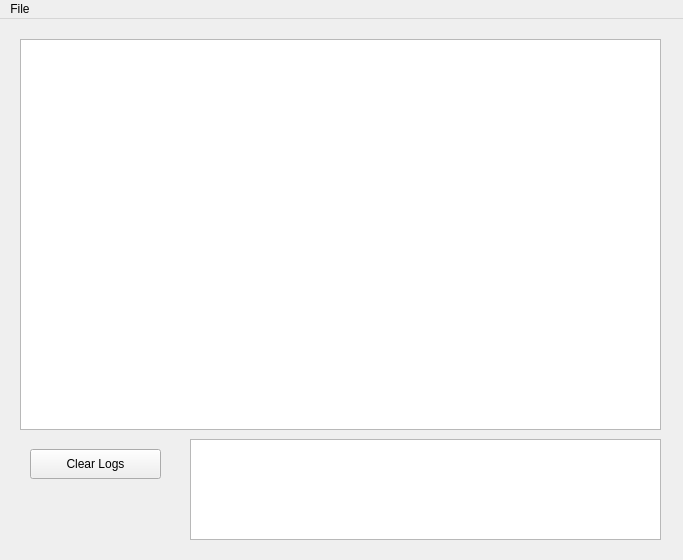
This is eventlogviewer.ui in jeremyncapps1821/SystemsChangeLog as Qt 5 draws it before an edit. The edited form follows.
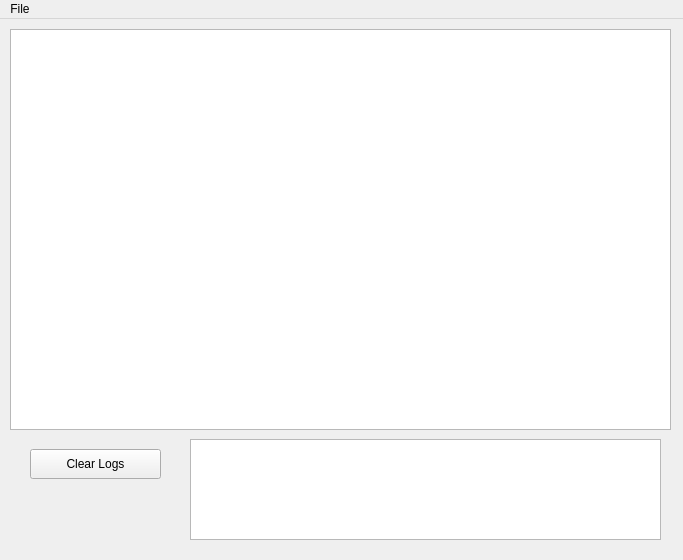
This is the edited form.

```diff
--- a/eventlogviewer.ui
+++ b/eventlogviewer.ui
@@ -14,16 +14,6 @@
    <string>Windows EventLog Viewer</string>
   </property>
   <widget class="QWidget" name="centralwidget">
-   <widget class="QTreeView" name="treeView">
-    <property name="geometry">
-     <rect>
-      <x>20</x>
-      <y>20</y>
-      <width>641</width>
-      <height>391</height>
-     </rect>
-    </property>
-   </widget>
    <widget class="QPushButton" name="clrLogsButton">
     <property name="geometry">
      <rect>
@@ -50,6 +40,16 @@
      <bool>true</bool>
     </property>
    </widget>
+   <widget class="QTableView" name="tableView">
+    <property name="geometry">
+     <rect>
+      <x>10</x>
+      <y>10</y>
+      <width>661</width>
+      <height>401</height>
+     </rect>
+    </property>
+   </widget>
   </widget>
   <widget class="QMenuBar" name="menubar">
    <property name="geometry">
```
